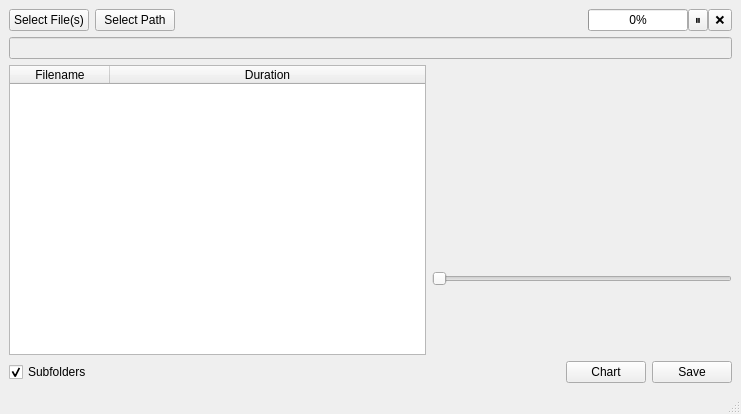
Above: mainwindow.ui from reza-rezvani2052/VidMeter before the change. Below: the same form after it.
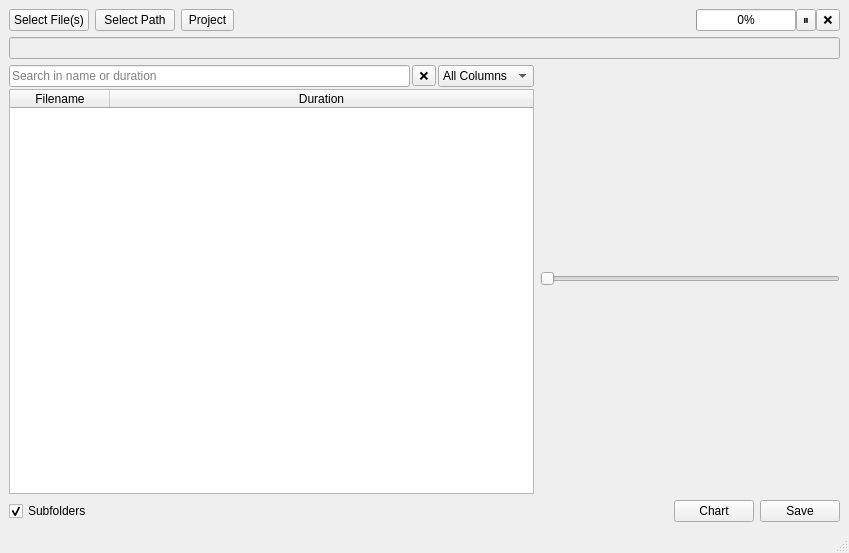
That is the form after the change. Custom widgets are drawn as their Qt base class.

Commit message:
Save/Load project - Added advanced search and filter system
- Implemented Save/Load project feature using JSON
- Added advanced search and filter system:
  • Filter by name or duration
  • Supports conditional operators: >, <, >=, <=, =
  • Tooltip guidance for users

```diff
--- a/mainwindow.ui
+++ b/mainwindow.ui
@@ -6,8 +6,8 @@
    <rect>
     <x>0</x>
     <y>0</y>
-    <width>741</width>
-    <height>414</height>
+    <width>849</width>
+    <height>553</height>
    </rect>
   </property>
   <property name="windowTitle">
@@ -15,7 +15,7 @@
   </property>
   <widget class="QWidget" name="centralwidget">
    <layout class="QGridLayout" name="gridLayout">
-    <item row="0" column="0">
+    <item row="0" column="0" colspan="2">
      <layout class="QHBoxLayout" name="horizontalLayout">
       <item>
        <widget class="QPushButton" name="btnSelectFiles">
@@ -31,6 +31,25 @@
         </property>
        </widget>
       </item>
+      <item>
+       <widget class="QToolButton" name="btnProject">
+        <property name="sizePolicy">
+         <sizepolicy hsizetype="Fixed" vsizetype="Minimum">
+          <horstretch>0</horstretch>
+          <verstretch>0</verstretch>
+         </sizepolicy>
+        </property>
+        <property name="text">
+         <string>Project</string>
+        </property>
+        <property name="popupMode">
+         <enum>QToolButton::ToolButtonPopupMode::InstantPopup</enum>
+        </property>
+        <property name="toolButtonStyle">
+         <enum>Qt::ToolButtonStyle::ToolButtonTextBesideIcon</enum>
+        </property>
+       </widget>
+      </item>
       <item>
        <spacer name="horizontalSpacer">
         <property name="orientation">
@@ -117,7 +136,7 @@
       </item>
      </layout>
     </item>
-    <item row="1" column="0">
+    <item row="1" column="0" colspan="2">
      <widget class="QLineEdit" name="lineEditFolder">
       <property name="enabled">
        <bool>false</bool>
@@ -128,12 +147,58 @@
      </widget>
     </item>
     <item row="2" column="0">
+     <layout class="QVBoxLayout" name="verticalLayout_2">
+      <property name="spacing">
+       <number>2</number>
+      </property>
+      <item>
      <layout class="QHBoxLayout" name="horizontalLayout_4">
       <item>
+         <widget class="QLineEdit" name="ledSearchInTableFiles">
+          <property name="placeholderText">
+           <string>Search in name or duration</string>
+          </property>
+         </widget>
+        </item>
+        <item>
+         <widget class="QToolButton" name="btnClearSearch">
+          <property name="toolTip">
+           <string>❌ Clear Search</string>
+          </property>
+          <property name="text">
+           <string>❌</string>
+          </property>
+         </widget>
+        </item>
+        <item>
+         <widget class="QComboBox" name="comboSearchColumn">
+          <item>
+           <property name="text">
+            <string>All Columns</string>
+           </property>
+          </item>
+          <item>
+           <property name="text">
+            <string>File Name</string>
+           </property>
+          </item>
+          <item>
+           <property name="text">
+            <string>Duration</string>
+           </property>
+          </item>
+         </widget>
+        </item>
+       </layout>
+      </item>
+      <item>
        <widget class="QTableWidget" name="tableFiles">
         <property name="editTriggers">
          <set>QAbstractItemView::EditTrigger::NoEditTriggers</set>
         </property>
+        <property name="alternatingRowColors">
+         <bool>true</bool>
+        </property>
         <property name="selectionMode">
          <enum>QAbstractItemView::SelectionMode::ExtendedSelection</enum>
         </property>
@@ -158,7 +223,9 @@
         </column>
        </widget>
       </item>
-      <item>
+     </layout>
+    </item>
+    <item row="2" column="1">
        <layout class="QVBoxLayout" name="verticalLayout">
         <item>
          <widget class="ClickableVideoWidget" name="video_widget" native="true">
@@ -198,9 +265,7 @@
         </item>
        </layout>
       </item>
-     </layout>
-    </item>
-    <item row="3" column="0">
+    <item row="3" column="0" colspan="2">
      <layout class="QHBoxLayout" name="horizontalLayout_2">
       <item>
        <widget class="QCheckBox" name="chkSubfolder">
```
Left out of the diff: 32 changed lines with no effect on the pictures. Lines whose indentation alone changed are shown as unchanged. The commit also changes 4 other files.
